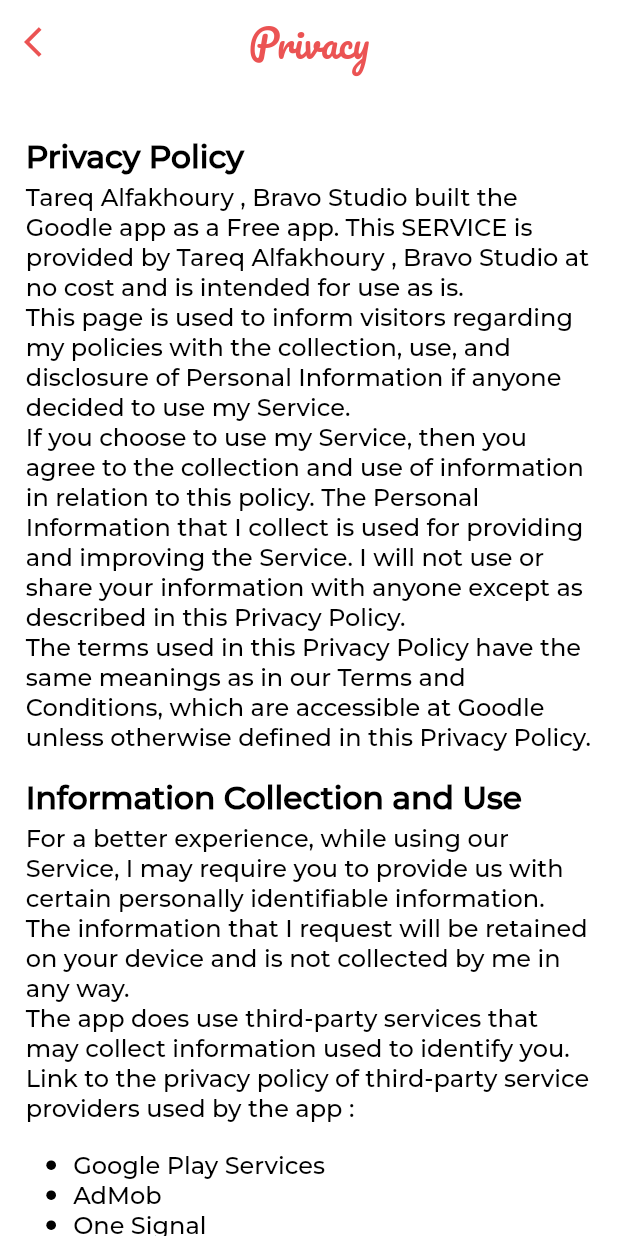
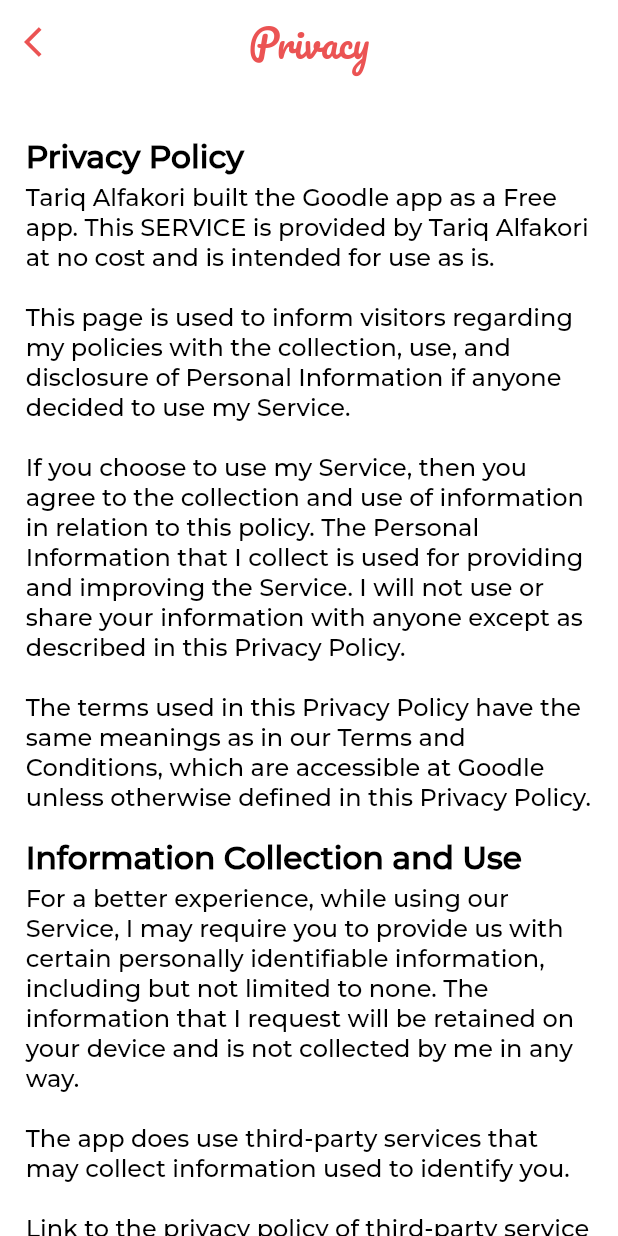
Before and after one commit to mohammadz0606/goodle, a Flutter app: the PrivacyScreen screen opened by its route, on a phone screen of 412 x 824 dp. Run offline on Flutter 3.47's test engine with Material 2 defaults, Android fonts, the phone set to English and light mode, and no system bars; our stand-ins replace firebase_core, firebase_messaging, flutter_local_notifications, flutter_screenutil, flutter_svg, font_awesome_flutter and 1 more; accounts and stored records are empty.

Commit message:
new data

```diff
--- a/lib/screens/privacy.dart
+++ b/lib/screens/privacy.dart
@@ -23,23 +23,25 @@ class PrivacyScreen extends StatelessWidget {
           children: [
             _buildTextTitle(context, text: "Privacy Policy"),
             _buildSizedBoxTitleAndText(),
-            _buildTextBody(
+            _buildTextBody(context,
+                text:
+                    "Tariq Alfakori built the Goodle app as a Free app. This SERVICE is provided by Tariq Alfakori at no cost and is intended for use as is.\n\nThis page is used to inform visitors regarding my policies with the collection, use, and disclosure of Personal Information if anyone decided to use my Service.\n\nIf you choose to use my Service, then you agree to the collection and use of information in relation to this policy. The Personal Information that I collect is used for providing and improving the Service. I will not use or share your information with anyone except as described in this Privacy Policy.\n\nThe terms used in this Privacy Policy have the same meanings as in our Terms and Conditions, which are accessible at Goodle unless otherwise defined in this Privacy Policy."),
+            _buildSizedBoxTitleAndTitle(),
+            _buildTextTitle(
               context,
-              text:
-                  "Tareq Alfakhoury , Bravo Studio built the Goodle app as a Free app. This SERVICE is provided by Tareq Alfakhoury , Bravo Studio at no cost and is intended for use as is.\nThis page is used to inform visitors regarding my policies with the collection, use, and disclosure of Personal Information if anyone decided to use my Service.\nIf you choose to use my Service, then you agree to the collection and use of information in relation to this policy. The Personal Information that I collect is used for providing and improving the Service. I will not use or share your information with anyone except as described in this Privacy Policy.\nThe terms used in this Privacy Policy have the same meanings as in our Terms and Conditions, which are accessible at Goodle unless otherwise defined in this Privacy Policy.",
+              text: "Information Collection and Use",
             ),
-            _buildSizedBoxTitleAndTitle(),
-            _buildTextTitle(context, text: "Information Collection and Use"),
             _buildSizedBoxTitleAndText(),
             _buildTextBody(
               context,
               text:
-                  "For a better experience, while using our Service, I may require you to provide us with certain personally identifiable information. The information that I request will be retained on your device and is not collected by me in any way.\nThe app does use third-party services that may collect information used to identify you.\nLink to the privacy policy of third-party service providers used by the app :",
+                  "For a better experience, while using our Service, I may require you to provide us with certain personally identifiable information, including but not limited to none. The information that I request will be retained on your device and is not collected by me in any way.\n\nThe app does use third-party services that may collect information used to identify you.\n\nLink to the privacy policy of third-party service providers used by the app",
             ),
             _buildSizedBoxTitleAndTitle(),
             _buildOptions(context, optionText: "Google Play Services"),
             _buildOptions(context, optionText: "AdMob"),
-            _buildOptions(context, optionText: "One Signal"),
+            _buildOptions(context, optionText: "Google Analytics for Firebase"),
+            _buildOptions(context, optionText: "Firebase Crashlytics"),
             _buildSizedBoxTitleAndTitle(),
             _buildTextTitle(context, text: "Log Data"),
             _buildSizedBoxTitleAndText(),
@@ -54,7 +56,7 @@ class PrivacyScreen extends StatelessWidget {
             _buildTextBody(
               context,
               text:
-                  "Cookies are files with a small amount of data that are commonly used as anonymous unique identifiers. These are sent to your browser from the websites that you visit and are stored on your device's internal memory.\nThis Service does not use these “cookies” explicitly. However, the app may use third-party code and libraries that use “cookies” to collect information and improve their services. You have the option to either accept or refuse these cookies and know when a cookie is being sent to your device. If you choose to refuse our cookies, you may not be able to use some portions of this Service.",
+                  "Cookies are files with a small amount of data that are commonly used as anonymous unique identifiers. These are sent to your browser from the websites that you visit and are stored on your device's internal memory.\n\nThis Service does not use these “cookies” explicitly. However, the app may use third-party code and libraries that use “cookies” to collect information and improve their services. You have the option to either accept or refuse these cookies and know when a cookie is being sent to your device. If you choose to refuse our cookies, you may not be able to use some portions of this Service.",
             ),
             _buildSizedBoxTitleAndTitle(),
             _buildTextTitle(context, text: "Service Providers"),
@@ -120,16 +122,14 @@ class PrivacyScreen extends StatelessWidget {
             _buildTextBody(
               context,
               text:
-                  "I may update our Privacy Policy from time to time. Thus, you are advised to review this page periodically for any changes. I will notify you of any changes by posting the new Privacy Policy on this page.\nThis policy is effective as of 2023-02-26",
+                  "I may update our Privacy Policy from time to time. Thus, you are advised to review this page periodically for any changes. I will notify you of any changes by posting the new Privacy Policy on this page.\n\nThis policy is effective as of 2023-06-26",
             ),
             _buildSizedBoxTitleAndTitle(),
             _buildTextTitle(context, text: "Contact Us"),
             _buildSizedBoxTitleAndText(),
             _buildTextBody(
               context,
-              text:
-                  "If you have any questions or suggestions about my Privacy Policy, do not hesitate to contact me at goodlecontacts@gmail.com.\nThis privacy policy page was created at privacypolicytemplate.net and modified/generated by App Privacy Policy Generator",
-            ),
+              text:"If you have any questions or suggestions about my Privacy Policy, do not hesitate to contact me at goodlecontacts@gmail.com.\n\nThis privacy policy page was created at [privacypolicytemplate.net](https://privacypolicytemplate.net) and modified/generated by [App Privacy Policy Generator](https://app-privacy-policy-generator.nisrulz.com/)",),
           ],
         ),
       ),
--- a/lib/widgets/home/header.dart
+++ b/lib/widgets/home/header.dart
@@ -18,14 +18,13 @@ class Headers extends StatelessWidget {
             fontSize: 30.sp,
           ),
         ),
-        SizedBox(height: 28.sp),
+        SizedBox(height: 5.sp),
         Text(
           "How was your Day ?",
          style: Theme.of(context).textTheme.titleLarge!.copyWith(
            color: AppColors.greenLight.withOpacity(0.8),
            fontSize: 30.sp,
          ),
-
         ),
       ],
     );
--- a/pubspec.yaml
+++ b/pubspec.yaml
@@ -14,10 +14,11 @@ dependencies:
   cupertino_icons: ^1.0.2
   flutter_screenutil: ^5.8.4
   font_awesome_flutter: ^10.4.0
-
   flutter_svg: ^2.0.7
   flutter_local_notifications: ^14.1.1
   timezone: ^0.9.2
+  firebase_core: ^2.14.0
+  firebase_messaging: ^14.6.4
 
 dev_dependencies:
   flutter_test:
```
Also changed, not shown: lib/main.dart (+13 -5 lines), lib/services/notifications.dart (+47 -1 lines), lib/widgets/home/custom_drawer.dart (+0 -8 lines), lib/widgets/home/slider_goodle.dart (+6 -3 lines), lib/widgets/status_day/custom_text_field.dart (+4 -4 lines), lib/widgets/status_day/status_day_body.dart (+22 -2 lines), assets/images/anger smaller (1).svg, lib/firebase_options.dart (added), pubspec.lock, 3 other files.
